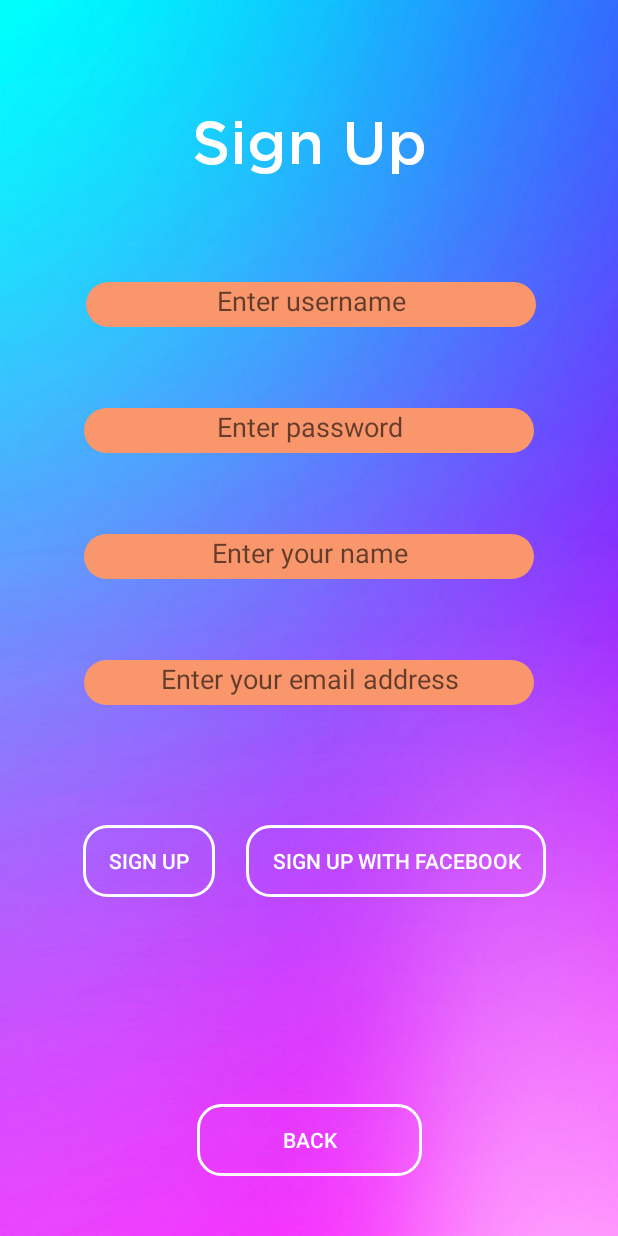
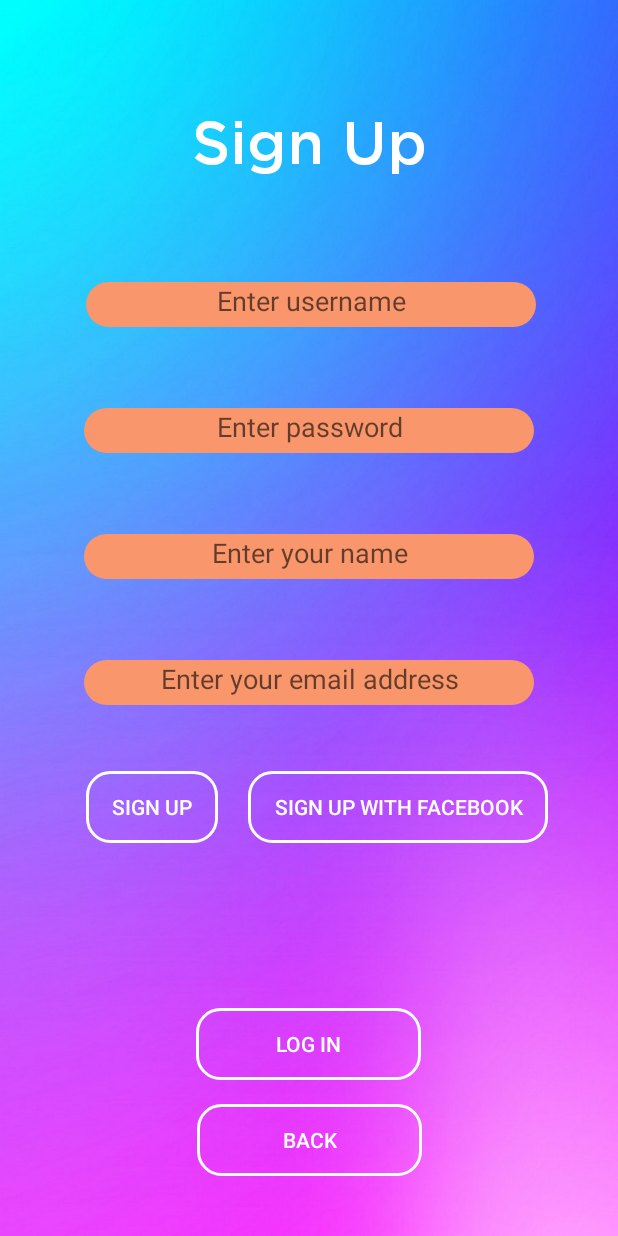
Before and after one commit to adibraup293/Final_Year_Project, an Android app: the SignUpActivity screen opened directly, with no data from a screen before it, on a phone screen of 412 x 824 dp. Run offline under Robolectric (Android 15) with nearby library versions, the phone set to English and light mode, and no system bars.

Commit message:
Finish front end design part 2

```diff
--- a/app/src/main/java/com/example/finalyearproject/LoginActivity.java
+++ b/app/src/main/java/com/example/finalyearproject/LoginActivity.java
@@ -47,6 +47,12 @@ public class LoginActivity extends AppCompatActivity {
         }
     }
 
+    public void openSignUpPage(View view)
+    {
+        Intent intent = new Intent(LoginActivity.this, SignUpActivity.class);
+        startActivity(intent);
+    }
+
 
     @Override
     protected void onCreate(Bundle savedInstanceState) {
--- a/app/src/main/res/layout/activity_check_goals_progress.xml
+++ b/app/src/main/res/layout/activity_check_goals_progress.xml
@@ -48,7 +48,7 @@
         app:layout_constraintTop_toBottomOf="@+id/goalList" />
 
     <Button
-        android:id="@+id/backBtn"
+        android:id="@+id/logInBtn"
         android:layout_width="150dp"
         android:layout_height="wrap_content"
         android:layout_marginBottom="40dp"
--- a/app/src/main/res/layout/activity_friends_list.xml
+++ b/app/src/main/res/layout/activity_friends_list.xml
@@ -35,7 +35,7 @@
         app:layout_constraintTop_toBottomOf="@+id/RewardShopTextView" />
 
     <Button
-        android:id="@+id/backBtn"
+        android:id="@+id/logInBtn"
         android:layout_width="150dp"
         android:layout_height="wrap_content"
         android:layout_marginBottom="40dp"
--- a/app/src/main/res/layout/activity_reward_shop.xml
+++ b/app/src/main/res/layout/activity_reward_shop.xml
@@ -63,7 +63,7 @@
         app:layout_constraintTop_toBottomOf="@+id/rewardShop" />
 
     <Button
-        android:id="@+id/backBtn"
+        android:id="@+id/logInBtn"
         android:layout_width="150dp"
         android:layout_height="wrap_content"
         android:layout_marginBottom="40dp"
--- a/app/src/main/res/layout/activity_set_goal.xml
+++ b/app/src/main/res/layout/activity_set_goal.xml
@@ -128,7 +128,7 @@
         app:layout_constraintTop_toBottomOf="@+id/GoalText" />
 
     <Button
-        android:id="@+id/backBtn"
+        android:id="@+id/logInBtn"
         android:layout_width="150dp"
         android:layout_height="wrap_content"
         android:layout_marginBottom="40dp"
--- a/app/src/main/res/layout/activity_signup.xml
+++ b/app/src/main/res/layout/activity_signup.xml
@@ -6,6 +6,19 @@
     android:layout_height="match_parent"
     tools:context=".SignUpActivity"
     android:background="@drawable/gradient_wallpaper">
+
+    <Button
+        android:id="@+id/backBtn2"
+        android:layout_width="150dp"
+        android:layout_height="wrap_content"
+        android:layout_marginBottom="40dp"
+        android:background="@drawable/bg_btn"
+        android:onClick="back"
+        android:text="Back"
+        android:textColor="#FFFFFF"
+        app:layout_constraintBottom_toBottomOf="parent"
+        app:layout_constraintEnd_toEndOf="parent"
+        app:layout_constraintStart_toStartOf="parent" />
 
     <EditText
         android:id="@+id/usernameEditText"
@@ -71,12 +84,12 @@
         android:id="@+id/signUpFBBtn"
         android:layout_width="200dp"
         android:layout_height="wrap_content"
-        android:layout_marginTop="80dp"
+        android:layout_marginTop="44dp"
         android:background="@drawable/bg_btn"
         android:text="Sign Up with Facebook"
         android:textColor="#FFFFFF"
         app:layout_constraintEnd_toEndOf="parent"
-        app:layout_constraintHorizontal_bias="0.773"
+        app:layout_constraintHorizontal_bias="0.781"
         app:layout_constraintStart_toStartOf="parent"
         app:layout_constraintTop_toBottomOf="@+id/emailEditText" />
 
@@ -84,13 +97,13 @@
         android:id="@+id/signUpBtn"
         android:layout_width="wrap_content"
         android:layout_height="wrap_content"
-        android:layout_marginTop="80dp"
+        android:layout_marginTop="44dp"
         android:background="@drawable/bg_btn"
         android:onClick="addUser"
         android:text="Sign Up"
         android:textColor="#FFFFFF"
         app:layout_constraintEnd_toEndOf="parent"
-        app:layout_constraintHorizontal_bias="0.17"
+        app:layout_constraintHorizontal_bias="0.176"
         app:layout_constraintStart_toStartOf="parent"
         app:layout_constraintTop_toBottomOf="@+id/emailEditText" />
 
@@ -111,16 +124,17 @@
         tools:targetApi="jelly_bean" />
 
     <Button
-        android:id="@+id/backBtn"
+        android:id="@+id/logInBtn"
         android:layout_width="150dp"
         android:layout_height="wrap_content"
-        android:layout_marginBottom="40dp"
+        android:layout_marginBottom="104dp"
         android:background="@drawable/bg_btn"
-        android:onClick="back"
-        android:text="Back"
+        android:onClick="openLoginPage"
+        android:text="Log in"
         android:textColor="#FFFFFF"
         app:layout_constraintBottom_toBottomOf="parent"
         app:layout_constraintEnd_toEndOf="parent"
+        app:layout_constraintHorizontal_bias="0.498"
         app:layout_constraintStart_toStartOf="parent" />
 
 </androidx.constraintlayout.widget.ConstraintLayout>
```
Also changed, not shown: app/src/main/java/com/example/finalyearproject/SignUpActivity.java (+7 -0 lines), app/src/main/res/layout/activity_login.xml (+17 -2 lines).
